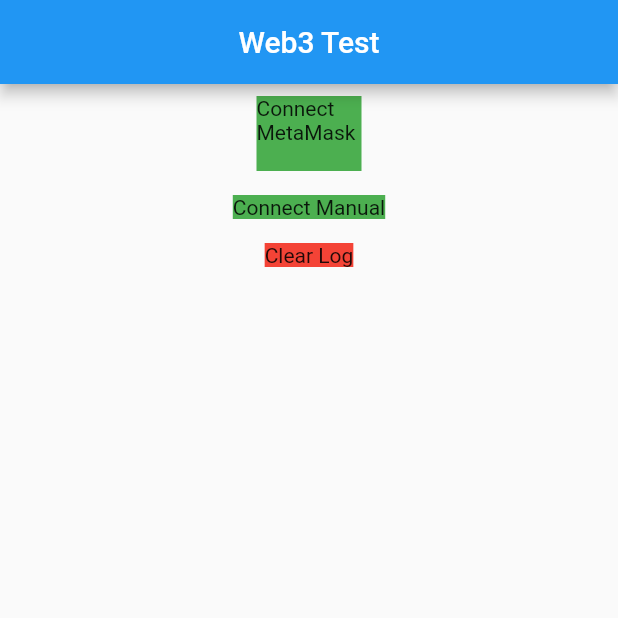
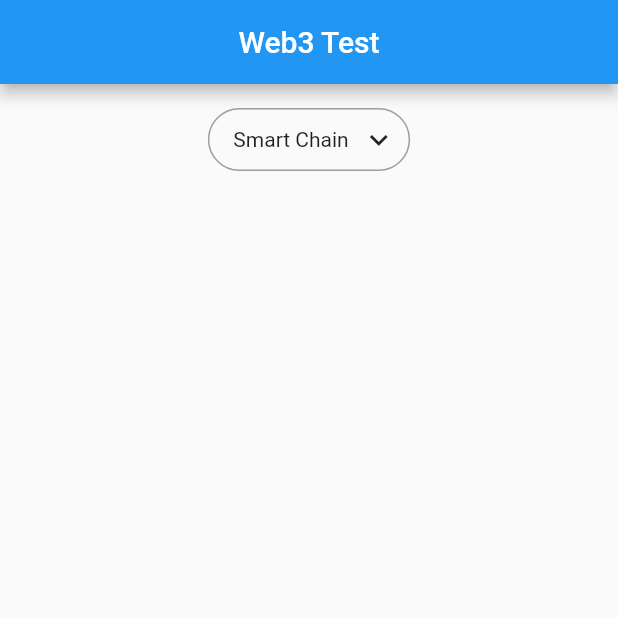
Before and after one commit to pokemonni01/flutter_web3_test, a Flutter app: the screen it shows after launch, on a phone screen of 412 x 824 dp, the top half of it. Run offline on Flutter 3.47's test engine with Material 2 defaults, Android fonts, the phone set to English and light mode, and no system bars; our stand-ins replace get, permission_handler, sqflite; missing offline and left inert: http_interceptor, web3dart; accounts and stored records are empty; statements that could not run were skipped.

Commit message:
added showing select network dialog

```diff
--- a/lib/src/presentation/home_page.dart
+++ b/lib/src/presentation/home_page.dart
@@ -11,7 +11,6 @@ class HomePage extends StatefulWidget {
 }
 
 class _HomePageState extends State<HomePage> {
-
   final HomeController _controller = Get.find();
 
   @override
@@ -29,43 +28,38 @@ class _HomePageState extends State<HomePage> {
       ),
       body: SafeArea(
         child: Padding(
-          padding: const EdgeInsets.all(8.0),
+          padding: const EdgeInsets.all(16.0),
           child: Center(
             child: Column(
+              children: [_selectNetworkButton()],
+            ),
+          ),
+        ),
+      ),
+    );
+  }
+
+  _selectNetworkButton() {
+    return Material(
+      child: InkWell(
+        onTap: () async => {
+          _showSelectNetworkDialog(await _controller.getNetworkList())
+        },
+        child: Container(
+          decoration: BoxDecoration(
+            border: Border.all(color: Colors.grey),
+            borderRadius: BorderRadius.circular(100),
+          ),
+          child: Padding(
+            padding: const EdgeInsets.all(8.0),
+            child: Row(
+              mainAxisAlignment: MainAxisAlignment.center,
+              mainAxisSize: MainAxisSize.min,
               children: [
-                InkWell(
-                  onTap: () => {_controller.addNetwork()},
-                  child: Container(
-                      width: 70,
-                      height: 50,
-                      color: Colors.green,
-                      child: Text("Connect MetaMask")),
-                ),
-                SizedBox(
-                  height: 16.0,
-                ),
-                InkWell(
-                  onTap: () => {_controller.getAllNetwork()},
-                  child: Container(
-                      color: Colors.green, child: Text("Connect Manual")),
-                ),
-                SizedBox(
-                  height: 16.0,
-                ),
-                InkWell(
-                  onTap: () => {_controller.clearLog()},
-                  child: Container(color: Colors.red, child: Text("Clear Log")),
-                ),
-                Obx(() => Expanded(
-                  child: ListView.builder(
-                    itemCount: _controller.logList.length,
-                    itemBuilder: (context, index) {
-                      return ListTile(
-                        title: Text(_controller.logList[index]),
-                      );
-                    },
-                  ),
-                ))
+                const SizedBox(width: 8,),
+                Obx(() => Text(_controller.selectedNetworkName.value)),
+                const SizedBox(width: 8,),
+                const Icon(Icons.keyboard_arrow_down)
               ],
             ),
           ),
@@ -73,4 +67,39 @@ class _HomePageState extends State<HomePage> {
       ),
     );
   }
+
+  Future<void> _showSelectNetworkDialog(List<String> networkList) async {
+    return showDialog<void>(
+      context: context,
+      builder: (BuildContext context) {
+        return AlertDialog(
+          title: const Text('Networks'),
+          content: _networkList(networkList),
+        );
+      },
+    );
+  }
+
+  Widget _networkList(List<String> items) {
+    return SizedBox(
+      width: 300,
+      child: ListView.builder(
+        shrinkWrap: true,
+        itemCount: items.length,
+        itemBuilder: (context, index) {
+          return optionOne(context, items[index]);
+        },
+      ),
+    );
+  }
+
+  Widget optionOne(BuildContext context, String text) {
+    return SimpleDialogOption(
+      child: Text(text),
+      onPressed: () {
+        _controller.setSelectedNetwork(text);
+        Navigator.pop(context);
+      },
+    );
+  }
 }
```
Also changed, not shown: lib/src/presentation/home_controller.dart (+9 -27 lines).
